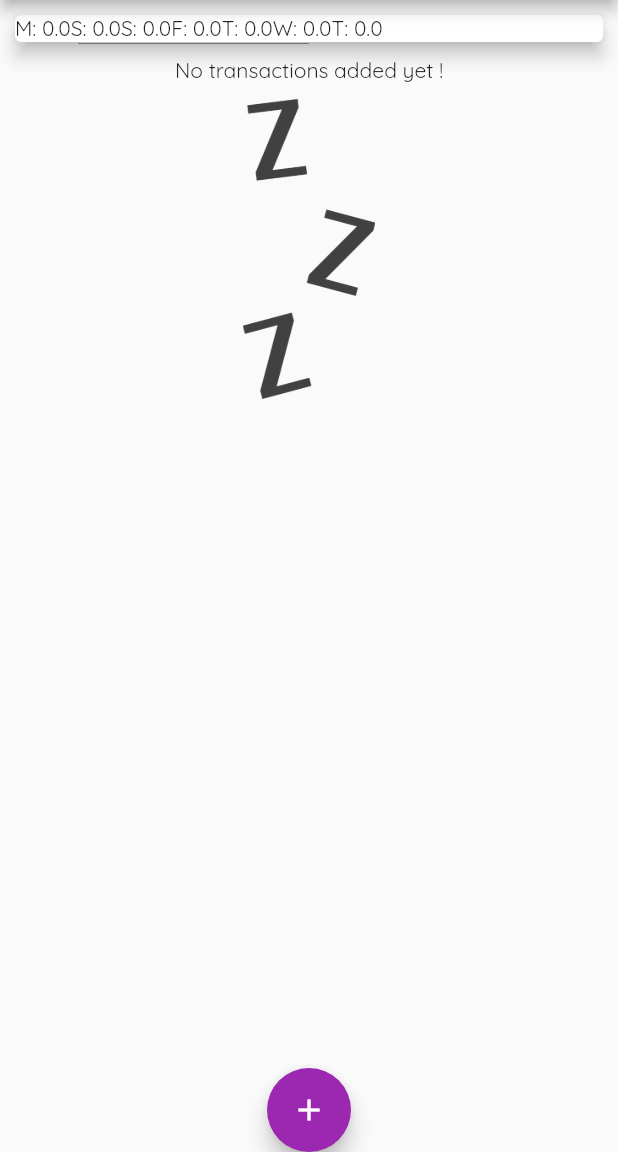
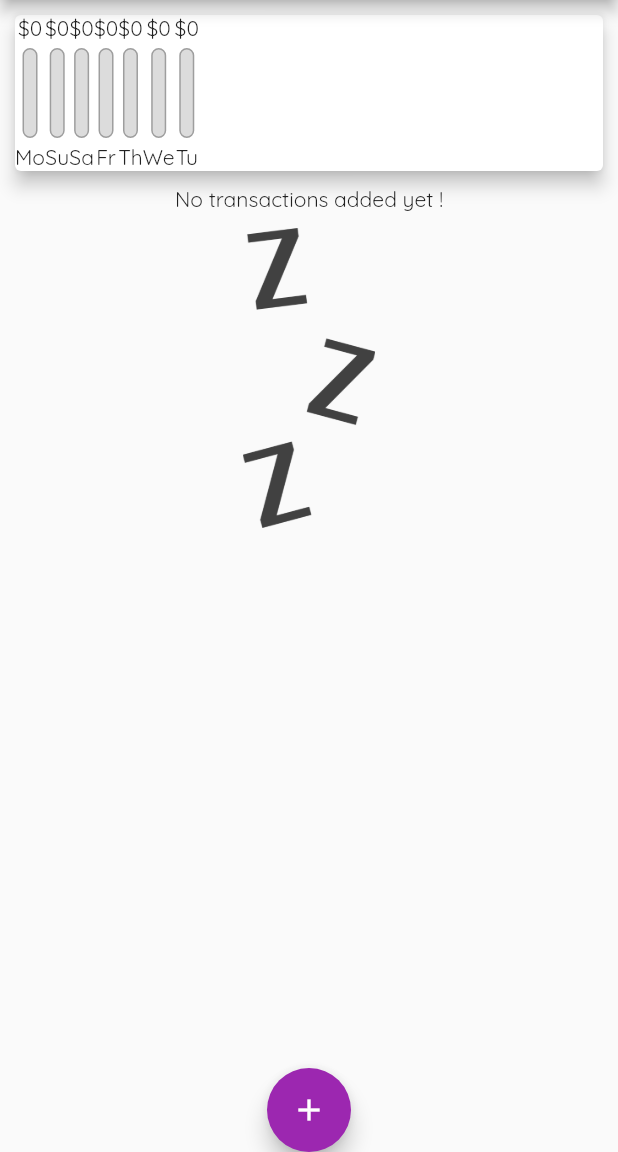
Before and after one commit to Nasim-Alizai/flutter_expense_palnner, a Flutter app: the screen it shows after launch, on a phone screen of 412 x 824 dp, the part 84-1236 px from its top. Run offline on Flutter 3.47's test engine with Material 2 defaults, Android fonts, the phone set to English and light mode, and no system bars; Roboto replaces fonts that are missing (OpenSans).

Commit message:
chart bar added

```diff
--- a/lib/widgets/chart.dart
+++ b/lib/widgets/chart.dart
@@ -1,5 +1,6 @@
 import 'package:flutter/material.dart';
 import 'package:flutter_expense_palnner/models/transactions.dart';
+import 'package:flutter_expense_palnner/widgets/chart_bar.dart';
 import 'package:intl/intl.dart';
 
 class Chart extends StatelessWidget {
@@ -22,9 +23,15 @@
         }
       }
       return {
-        'day': DateFormat.E().format(weekDay).substring(0, 1),
+        'day': DateFormat.E().format(weekDay).substring(0, 2),
         'amount': amountSum,
       };
+    });
+  }
+
+  double get maxSpending {
+    return maptrans.fold(0.0, (sum, item) {
+      return sum + (item['amount'] as double);
     });
   }
 
@@ -35,7 +42,11 @@
       margin: EdgeInsets.all(10),
       child: Row(
         children: maptrans.map((e) {
-          return Text('${e['day']}: ${e['amount'].toString()}');
+          return ChartBar(
+            e['day'].toString(),
+            (e['amount'] as double),
+            maxSpending == 0.0 ? 0.0 : (e['amount'] as double) / maxSpending,
+          );
         }).toList(),
       ),
     );
--- /dev/null
+++ b/lib/widgets/chart_bar.dart
@@ -0,0 +1,47 @@
+import 'package:flutter/material.dart';
+
+class ChartBar extends StatelessWidget {
+  final String label;
+  final double spendingAmount;
+  final double spendingPctOfTotal;
+
+  ChartBar(this.label, this.spendingAmount, this.spendingPctOfTotal);
+
+  @override
+  Widget build(BuildContext context) {
+    return Column(
+      children: [
+        Text('\$${spendingAmount.toStringAsFixed(0)}'),
+        const SizedBox(
+          height: 4,
+        ),
+        Container(
+          height: 60,
+          width: 10,
+          child: Stack(children: [
+            Container(
+              decoration: BoxDecoration(
+                border: Border.all(color: Colors.grey, width: 1.0),
+                color: const Color.fromRGBO(220, 220, 220, 1),
+                borderRadius: BorderRadius.circular(10),
+              ),
+            ),
+            FractionallySizedBox(
+              heightFactor: spendingPctOfTotal,
+              child: Container(
+                decoration: BoxDecoration(
+                  color: Theme.of(context).primaryColor,
+                  borderRadius: BorderRadius.circular(10),
+                ),
+              ),
+            ),
+          ]),
+        ),
+        const SizedBox(
+          height: 4,
+        ),
+        Text(label),
+      ],
+    );
+  }
+}
```
